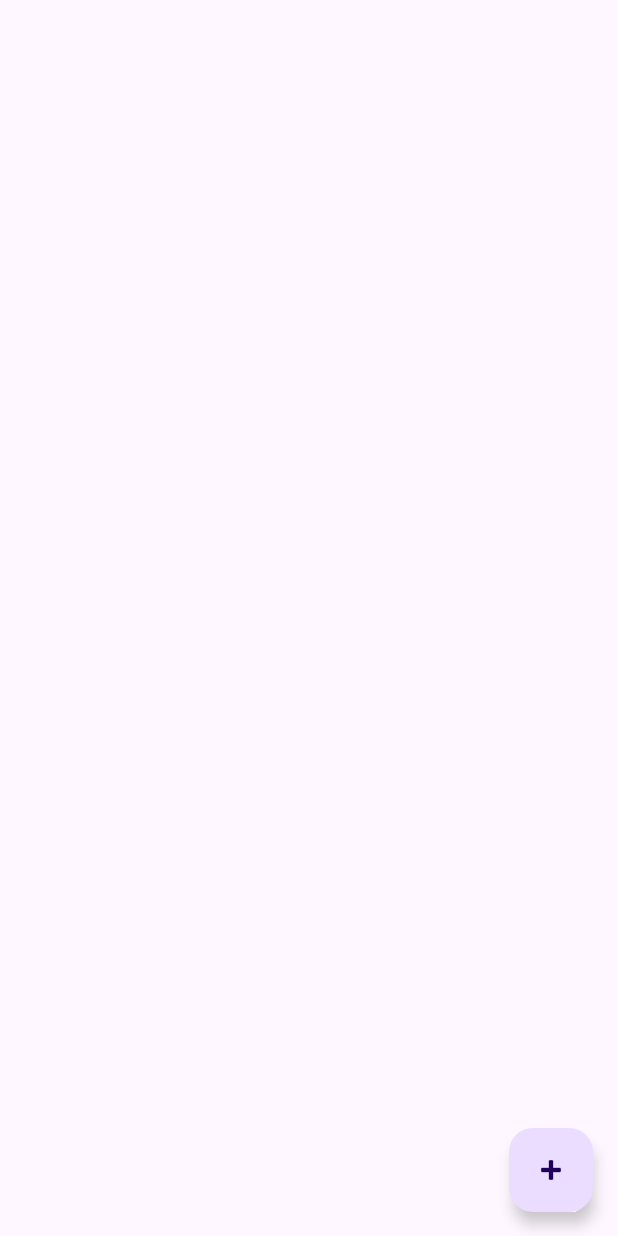
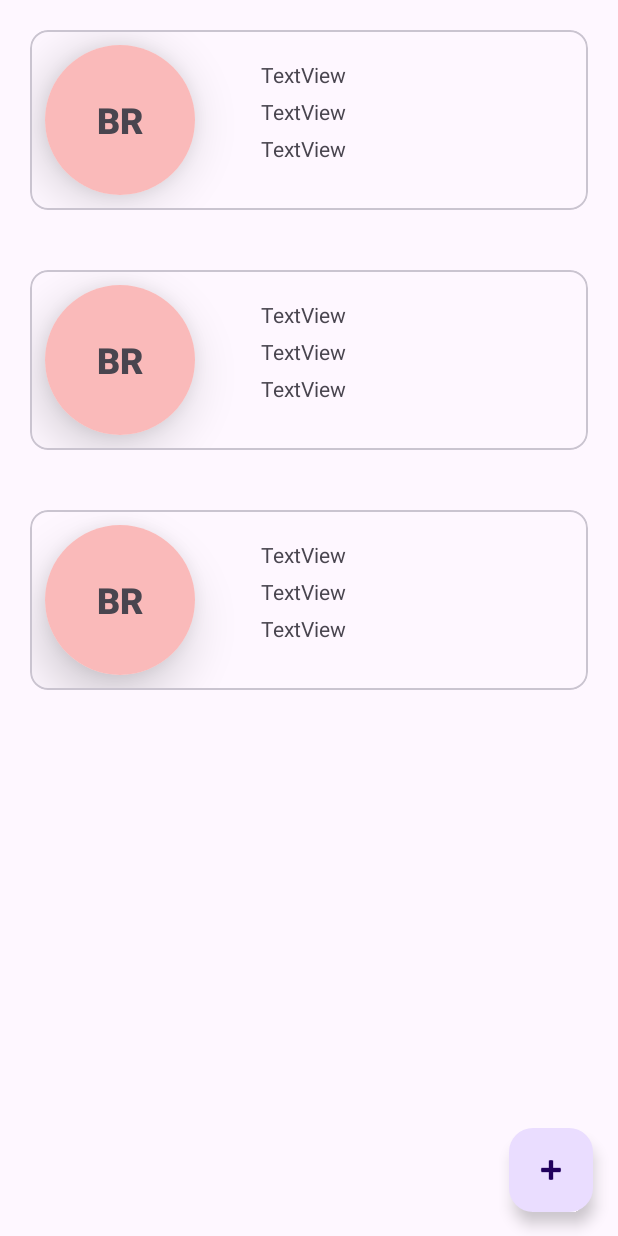
Before and after one commit to brd2002/contact_app, an Android app: the layout activity_main.xml on its own in the app's theme, with its tools: preview values and no code run, on a phone screen of 412 x 824 dp. Run offline under Robolectric (Android 15) with nearby library versions, the phone set to English and light mode, and no system bars.

Commit message:
completed second lecture

```diff
--- a/app/build.gradle.kts
+++ b/app/build.gradle.kts
@@ -41,6 +41,7 @@ android {
 
 dependencies {
     val room_version = "2.6.1"
+
     implementation ("com.github.GrenderG:Toasty:1.5.2")
     implementation("androidx.room:room-runtime:$room_version")
     annotationProcessor("androidx.room:room-compiler:$room_version")
@@ -51,5 +52,6 @@ dependencies {
     testImplementation("junit:junit:4.13.2")
     androidTestImplementation("androidx.test.ext:junit:1.1.5")
     androidTestImplementation("androidx.test.espresso:espresso-core:3.5.1")
+    implementation ("com.github.dhaval2404:imagepicker:2.1")
     ksp("androidx.room:room-compiler:$room_version")
 }
--- a/app/src/main/java/com/example/contactany/MainActivity.kt
+++ b/app/src/main/java/com/example/contactany/MainActivity.kt
@@ -3,6 +3,7 @@ package com.example.contactany
 import android.content.Intent
 import androidx.appcompat.app.AppCompatActivity
 import android.os.Bundle
+import androidx.recyclerview.widget.LinearLayoutManager
 import com.example.contactany.databinding.ActivityMainBinding
 import com.example.contactany.roomdb.DbBuilder
 import com.example.contactany.roomdb.entity.Contact
@@ -11,13 +12,18 @@ class MainActivity : AppCompatActivity() {
     val binding by lazy {
         ActivityMainBinding.inflate(layoutInflater)
     }
+    var contactlist = ArrayList<Contact>()
     override fun onCreate(savedInstanceState: Bundle?) {
         super.onCreate(savedInstanceState)
         setContentView(binding.root)
+
         binding.floatingActionButton.setOnClickListener {
             val intent = Intent(this@MainActivity , AddEditActivity::class.java)
             startActivity(intent)
 //            finish()
         }
+        DbBuilder.getdb(this)?.ContactDao()?.let { contactlist.addAll( it.readContact()) }
+        binding.rv.layoutManager = LinearLayoutManager(this  )
+        binding.rv.adapter = ContactAdapter(contactlist , this)
     }
 }
--- a/app/src/main/java/com/example/contactany/roomdb/Database.kt
+++ b/app/src/main/java/com/example/contactany/roomdb/Database.kt
@@ -5,7 +5,7 @@ import androidx.room.RoomDatabase
 import com.example.contactany.roomdb.dao.ContactDao
 import com.example.contactany.roomdb.entity.Contact
 
-@Database(entities = [Contact::class], version = 1 , exportSchema = false)
+@Database(entities = [Contact::class], version = 2 , exportSchema = false)
 abstract class Database : RoomDatabase() {
 
     abstract  fun ContactDao() : ContactDao
--- a/app/src/main/java/com/example/contactany/roomdb/DbBuilder.kt
+++ b/app/src/main/java/com/example/contactany/roomdb/DbBuilder.kt
@@ -10,7 +10,7 @@ object DbBuilder {
         if (database == null){
             database = Room.databaseBuilder(context ,
                 Database::class.java ,
-                dbName).allowMainThreadQueries().build()
+                dbName).fallbackToDestructiveMigration().allowMainThreadQueries().build()
         }
         return database
 
--- a/app/src/main/java/com/example/contactany/roomdb/dao/ContactDao.kt
+++ b/app/src/main/java/com/example/contactany/roomdb/dao/ContactDao.kt
@@ -1,5 +1,6 @@
 package com.example.contactany.roomdb.dao
 
+import androidx.lifecycle.LiveData
 import androidx.room.Dao
 import androidx.room.Delete
 import androidx.room.Insert
--- a/app/src/main/res/layout/activity_main.xml
+++ b/app/src/main/res/layout/activity_main.xml
@@ -12,9 +12,11 @@
         android:id="@+id/rv"
         android:layout_width="0dp"
         android:layout_height="0dp"
+
         app:layout_constraintBottom_toBottomOf="parent"
         app:layout_constraintEnd_toEndOf="parent"
         app:layout_constraintStart_toStartOf="parent"
+        tools:listitem="@layout/contact_item"
         app:layout_constraintTop_toTopOf="parent" />
 
     <com.google.android.material.floatingactionbutton.FloatingActionButton
--- /dev/null
+++ b/app/src/main/res/layout/contact_item.xml
@@ -0,0 +1,74 @@
+<?xml version="1.0" encoding="utf-8"?>
+<com.google.android.material.card.MaterialCardView xmlns:android="http://schemas.android.com/apk/res/android"
+    xmlns:app="http://schemas.android.com/apk/res-auto"
+    xmlns:tools="http://schemas.android.com/tools"
+    android:layout_width="match_parent"
+    android:layout_height="wrap_content"
+    android:layout_margin="20dp">
+
+    <androidx.constraintlayout.widget.ConstraintLayout
+        android:layout_width="match_parent"
+        android:layout_height="match_parent">
+
+        <androidx.cardview.widget.CardView
+            android:id="@+id/cardView"
+            android:layout_width="100dp"
+            android:layout_height="100dp"
+            android:layout_margin="10dp"
+            android:layout_marginStart="5dp"
+            app:cardCornerRadius="50dp"
+            app:cardElevation="20dp"
+            app:layout_constraintBottom_toBottomOf="parent"
+            app:layout_constraintStart_toStartOf="parent"
+            app:layout_constraintTop_toTopOf="parent">
+
+            <ImageView
+                android:id="@+id/profileImage"
+                android:layout_width="100dp"
+                android:layout_height="100dp"
+                android:scaleType="centerCrop"
+                android:visibility="invisible" />
+
+            <TextView
+                android:id="@+id/sign"
+                android:layout_width="match_parent"
+                android:layout_height="match_parent"
+                android:background="#FABABA"
+                android:fontFamily="sans-serif-black"
+                android:gravity="center"
+                android:text="BR"
+                android:textSize="24sp"
+                android:visibility="visible" />
+
+        </androidx.cardview.widget.CardView>
+
+        <TextView
+            android:id="@+id/name"
+            android:layout_width="wrap_content"
+            android:layout_height="wrap_content"
+            android:layout_marginStart="44dp"
+            android:layout_marginTop="10dp"
+            android:text="TextView"
+            app:layout_constraintStart_toEndOf="@+id/cardView"
+            app:layout_constraintTop_toTopOf="@+id/cardView" />
+
+        <TextView
+            android:id="@+id/phone"
+            android:layout_width="wrap_content"
+            android:layout_height="wrap_content"
+            android:layout_marginTop="5dp"
+            android:text="TextView"
+            app:layout_constraintStart_toStartOf="@+id/name"
+            app:layout_constraintTop_toBottomOf="@+id/name" />
+
+        <TextView
+            android:id="@+id/email"
+            android:layout_width="wrap_content"
+            android:layout_height="wrap_content"
+            android:layout_marginTop="5dp"
+            android:text="TextView"
+            app:layout_constraintStart_toStartOf="@+id/phone"
+            app:layout_constraintTop_toBottomOf="@+id/phone" />
+
+    </androidx.constraintlayout.widget.ConstraintLayout>
+</com.google.android.material.card.MaterialCardView>
```
Also changed, not shown: app/src/main/java/com/example/contactany/AddEditActivity.kt (+34 -4 lines), app/src/main/java/com/example/contactany/ContactAdapter.kt (added, +91 -0 lines), app/src/main/java/com/example/contactany/roomdb/entity/Contact.kt (+6 -6 lines).
